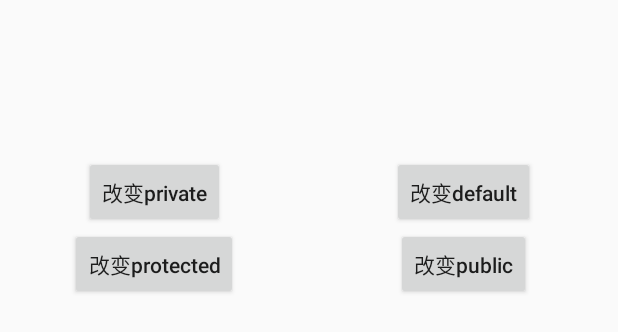
After one commit to Seckawijoki/Seckawijoki_ANDROID_TEST, an Android app: the layout data_binding_test_javabean.xml on its own in the app's theme, with its tools: preview values and no code run, on a phone screen of 412 x 824 dp. The commit adds this screen. Shown: the top 332 px of the screen. Run offline under Robolectric (Android 15) with nearby library versions, the light colour scheme and no system bars.

Commit message:
Android 原带的DataBinding的测试，包括以下几点：  * 1.基本用法  * 2.观察者模式更新UI  * 3.使用Observable类  * 4.Observable集合类用法  * 5.双向绑定  * 6.绑定事件  * 7.布局文件的include用法  * 8.ViewStub用法。  * 9.Fragment下的DataBinding的使用方法

```diff
--- /dev/null
+++ b/app/src/main/res/layout/data_binding_test_javabean.xml
@@ -0,0 +1,94 @@
+<?xml version="1.0" encoding="utf-8"?>
+<layout
+  xmlns:android="http://schemas.android.com/apk/res/android">
+  <data>
+    <variable
+      name="javabean"
+      type="com.seckawijoki.android_test.javabean.DataBindingJavabean"/>
+    <variable
+      name="observableJavabean"
+      type="com.seckawijoki.android_test.javabean.DataBindingObservableJavabean"/>
+    <variable
+      name="javabeanHandler"
+      type="com.seckawijoki.android_test.activity.DataBindingTestActivity.DataBindingJavabeanHandler"/>
+  </data>
+  <LinearLayout
+    android:orientation="horizontal"
+    android:layout_width="match_parent"
+    android:layout_height="wrap_content">
+    <LinearLayout
+      android:orientation="vertical"
+      android:layout_weight="1"
+      android:gravity="center_horizontal"
+      android:layout_width="0dp"
+      android:layout_height="wrap_content">
+      <TextView
+        style="@style/data_binding_test_tv"
+        android:text="@{javabean.privateField}"
+        android:layout_width="wrap_content"
+        android:layout_height="wrap_content" />
+      <TextView
+        style="@style/data_binding_test_tv"
+        android:text="@{javabean.defaultField}"
+        android:layout_width="wrap_content"
+        android:layout_height="wrap_content" />
+      <TextView
+        style="@style/data_binding_test_tv"
+        android:text="@{javabean.protectedField}"
+        android:layout_width="wrap_content"
+        android:layout_height="wrap_content" />
+      <TextView
+        style="@style/data_binding_test_tv"
+        android:text="@{javabean.publicField}"
+        android:layout_width="wrap_content"
+        android:layout_height="wrap_content" />
+      <Button
+        android:onClick="@{()->javabeanHandler.changePrivate()}"
+        android:text="@string/data_binding_test_change_private"
+        android:layout_width="wrap_content"
+        android:layout_height="wrap_content" />
+      <Button
+        android:onClick="@{()->javabeanHandler.changeProtected()}"
+        android:text="@string/data_binding_test_change_protected"
+        android:layout_width="wrap_content"
+        android:layout_height="wrap_content" />
+    </LinearLayout>
+    <LinearLayout
+      android:orientation="vertical"
+      android:layout_weight="1"
+      android:gravity="center_horizontal"
+      android:layout_width="0dp"
+      android:layout_height="wrap_content">
+      <TextView
+        style="@style/data_binding_test_tv"
+        android:text="@{observableJavabean.privateField}"
+        android:layout_width="wrap_content"
+        android:layout_height="wrap_content" />
+      <TextView
+        style="@style/data_binding_test_tv"
+        android:text="@{observableJavabean.defaultField}"
+        android:layout_width="wrap_content"
+        android:layout_height="wrap_content" />
+      <TextView
+        style="@style/data_binding_test_tv"
+        android:text="@{observableJavabean.protectedField}"
+        android:layout_width="wrap_content"
+        android:layout_height="wrap_content" />
+      <TextView
+        style="@style/data_binding_test_tv"
+        android:text="@{observableJavabean.publicField}"
+        android:layout_width="wrap_content"
+        android:layout_height="wrap_content" />
+      <Button
+        android:onClick="@{()->javabeanHandler.changeDefault()}"
+        android:text="@string/data_binding_test_change_default"
+        android:layout_width="wrap_content"
+        android:layout_height="wrap_content" />
+      <Button
+        android:onClick="@{()->javabeanHandler.changePublic()}"
+        android:text="@string/data_binding_test_change_public"
+        android:layout_width="wrap_content"
+        android:layout_height="wrap_content" />
+    </LinearLayout>
+  </LinearLayout>
+</layout>
--- a/app/src/main/res/values/string_array.xml
+++ b/app/src/main/res/values/string_array.xml
@@ -10,7 +10,7 @@
         <item>CollapsingToolbarLayout</item>
         <item>SingleChoiceRecyclerView</item>
         <item>Activity与Service通信</item>
-        <item>DataBindingDemo</item>
+        <item>DataBindingTest</item>
         <!--<item>Socket编程</item>-->
         <!--<item>百度推流SDK</item>-->
     </string-array>
```
Also changed, not shown: app/src/main/java/com/seckawijoki/android_test/fragment/DataBindingTestFragment.java (added, +61 -0 lines), app/src/main/java/com/seckawijoki/android_test/javabean/DataBindingJavabean.java (added, +58 -0 lines), app/src/main/java/com/seckawijoki/android_test/javabean/DataBindingObservableJavabean.java (added, +59 -0 lines), app/src/main/res/layout/common_include_view_divider.xml (added, +10 -0 lines), app/src/main/res/layout/data_binding_test_fragment.xml (added, +21 -0 lines).
